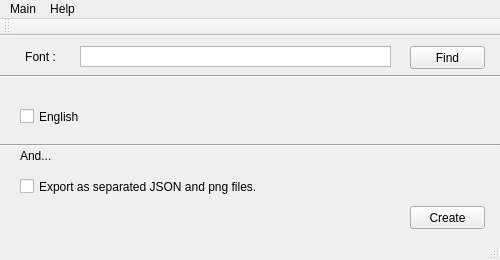
First picture: the form in DyFontAtlasGenerator/DyFontAtlasGenerator.ui, repository liliilli/DianYing, before the edit.
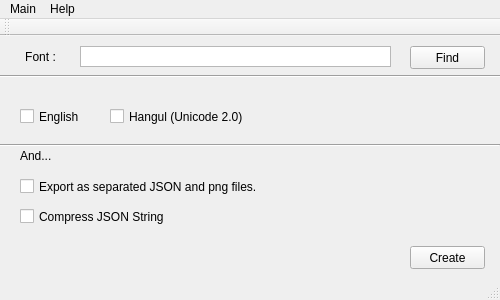
Second picture: the form after the edit.

Commit message: [DySDF] Implement extracting json information using single thread.

Diff of the .ui file:
```diff
--- a/DyFontAtlasGenerator/DyFontAtlasGenerator.ui
+++ b/DyFontAtlasGenerator/DyFontAtlasGenerator.ui
@@ -10,7 +10,7 @@
     <x>0</x>
     <y>0</y>
     <width>500</width>
-    <height>260</height>
+    <height>300</height>
    </rect>
   </property>
   <property name="sizePolicy">
@@ -188,7 +188,7 @@
     <property name="geometry">
      <rect>
       <x>0</x>
-      <y>210</y>
+      <y>250</y>
       <width>500</width>
       <height>20</height>
      </rect>
@@ -262,7 +262,7 @@
     <property name="geometry">
      <rect>
       <x>410</x>
-      <y>170</y>
+      <y>210</y>
       <width>75</width>
       <height>23</height>
      </rect>
@@ -271,6 +271,32 @@
      <string>Create</string>
     </property>
    </widget>
+   <widget class="QCheckBox" name="CB_MapEnglish_2">
+    <property name="geometry">
+     <rect>
+      <x>110</x>
+      <y>70</y>
+      <width>141</width>
+      <height>21</height>
+     </rect>
+    </property>
+    <property name="text">
+     <string>Hangul (Unicode 2.0)</string>
+    </property>
+   </widget>
+   <widget class="QCheckBox" name="CB_OptionCompressJson">
+    <property name="geometry">
+     <rect>
+      <x>20</x>
+      <y>170</y>
+      <width>271</width>
+      <height>21</height>
+     </rect>
+    </property>
+    <property name="text">
+     <string>Compress JSON String</string>
+    </property>
+   </widget>
   </widget>
   <widget class="QMenuBar" name="MNB_Menu">
    <property name="geometry">
```
The commit also changes 12 other files.
